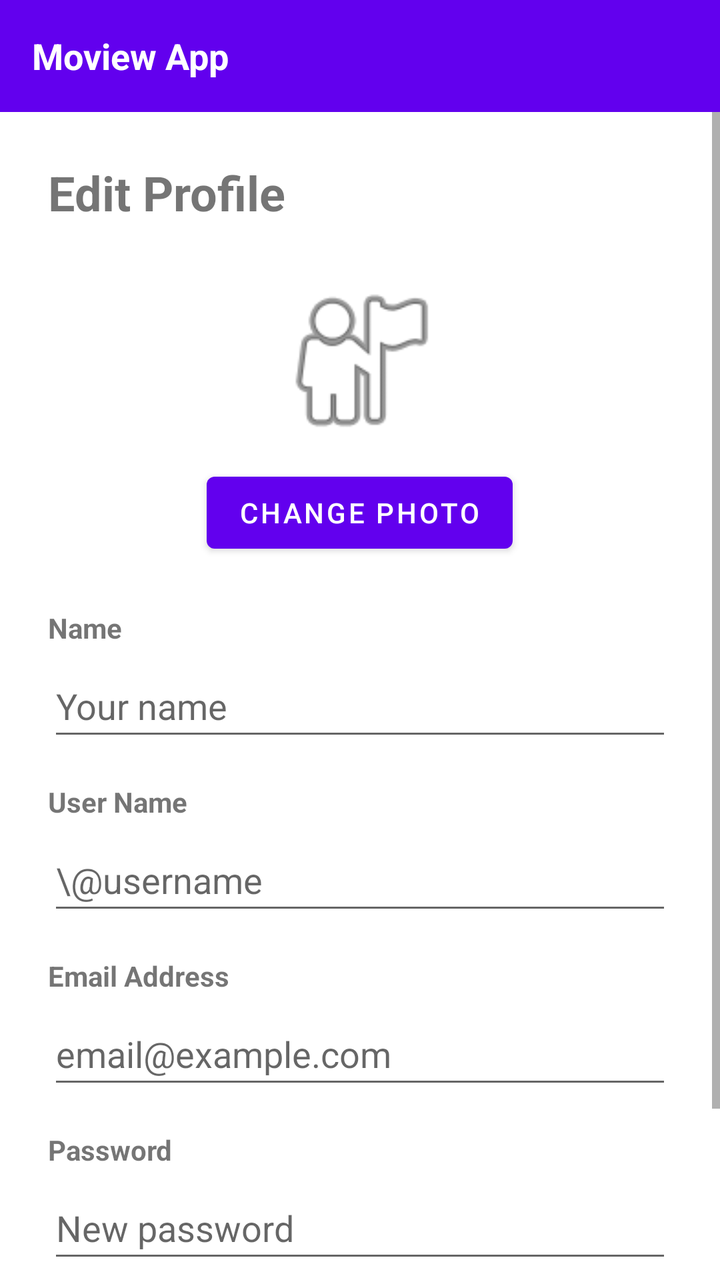
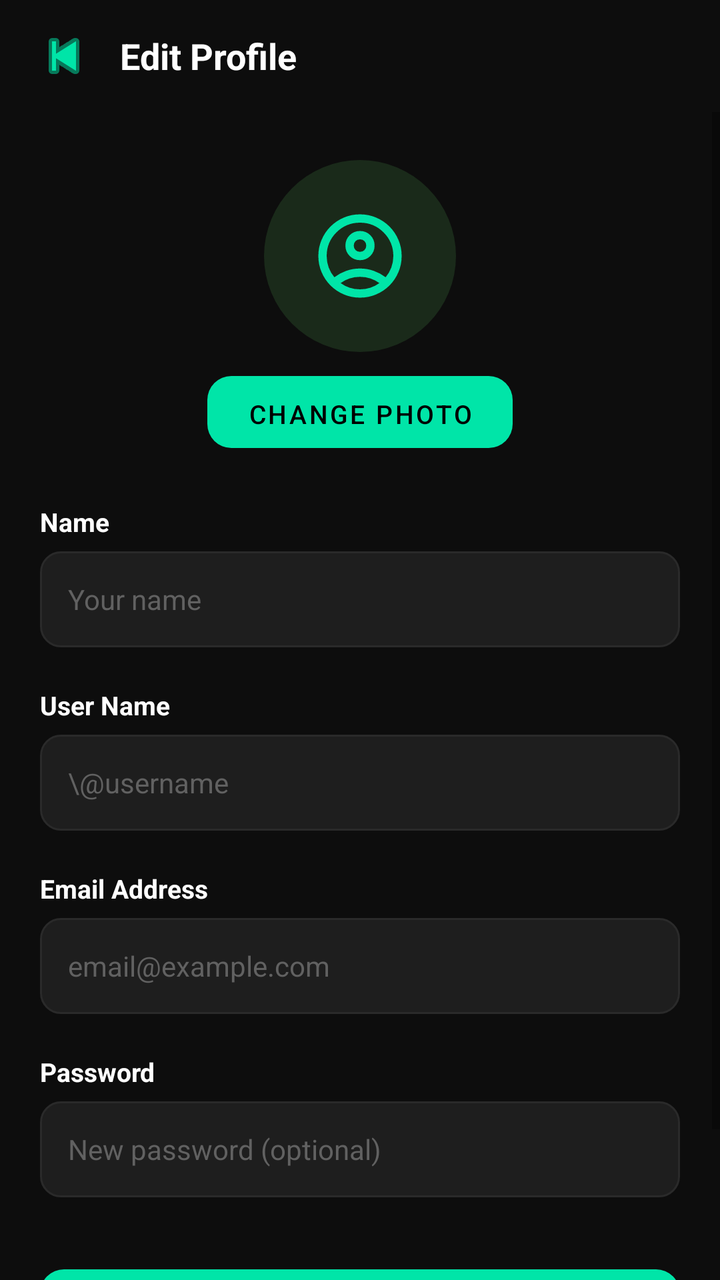

Compare the two renders of this Android layout. The source of the first and the diff that turns it into the second are given below.
<!-- AndroidManifest.xml: activity theme Theme.MoviewApp.NoActionBar -->
<!-- res/layout/activity_edit_profile.xml -->
<?xml version="1.0" encoding="utf-8"?>
<LinearLayout xmlns:android="http://schemas.android.com/apk/res/android"
    android:layout_width="match_parent"
    android:layout_height="match_parent"
    android:orientation="vertical">

    
    <LinearLayout
        android:layout_width="match_parent"
        android:layout_height="56dp"
        android:background="#6200EE"
        android:gravity="center_vertical"
        android:paddingStart="16dp"
        android:paddingEnd="16dp">

        <TextView
            android:layout_width="wrap_content"
            android:layout_height="wrap_content"
            android:text="Moview App"
            android:textColor="#FFFFFF"
            android:textSize="18sp"
            android:textStyle="bold" />
    </LinearLayout>

    
    <ScrollView
        android:layout_width="match_parent"
        android:layout_height="match_parent">

        <LinearLayout
            android:layout_width="match_parent"
            android:layout_height="wrap_content"
            android:orientation="vertical"
            android:padding="24dp">

            
            <TextView
                android:layout_width="wrap_content"
                android:layout_height="wrap_content"
                android:text="Edit Profile"
                android:textSize="24sp"
                android:textStyle="bold"
                android:layout_marginBottom="24dp" />

            
            <ImageView
                android:id="@+id/ivProfilePhoto"
                android:layout_width="88dp"
                android:layout_height="88dp"
                android:layout_gravity="center_horizontal"
                android:src="@android:drawable/ic_menu_myplaces"
                android:scaleType="centerCrop"
                android:layout_marginBottom="8dp" />

            
            <Button
                android:id="@+id/btnChangePhoto"
                android:layout_width="wrap_content"
                android:layout_height="wrap_content"
                android:layout_gravity="center_horizontal"
                android:text="Change Photo"
                android:layout_marginBottom="24dp" />

            
            <TextView
                android:layout_width="wrap_content"
                android:layout_height="wrap_content"
                android:text="Name"
                android:textSize="14sp"
                android:textStyle="bold"
                android:layout_marginBottom="4dp" />

            <EditText
                android:id="@+id/etName"
                android:layout_width="match_parent"
                android:layout_height="wrap_content"
                android:minHeight="48dp"
                android:hint="Your name"
                android:inputType="textPersonName"
                android:layout_marginBottom="16dp" />

            
            <TextView
                android:layout_width="wrap_content"
                android:layout_height="wrap_content"
                android:text="User Name"
                android:textSize="14sp"
                android:textStyle="bold"
                android:layout_marginBottom="4dp" />

            <EditText
                android:id="@+id/etUsername"
                android:layout_width="match_parent"
                android:layout_height="wrap_content"
                android:minHeight="48dp"
                android:hint="\@username"
                android:layout_marginBottom="16dp" />

            
            <TextView
                android:layout_width="wrap_content"
                android:layout_height="wrap_content"
                android:text="Email Address"
                android:textSize="14sp"
                android:textStyle="bold"
                android:layout_marginBottom="4dp" />

            <EditText
                android:id="@+id/etEmail"
                android:layout_width="match_parent"
                android:layout_height="wrap_content"
                android:minHeight="48dp"
                android:hint="email@example.com"
                android:inputType="textEmailAddress"
                android:layout_marginBottom="16dp" />

            
            <TextView
                android:layout_width="wrap_content"
                android:layout_height="wrap_content"
                android:text="Password"
                android:textSize="14sp"
                android:textStyle="bold"
                android:layout_marginBottom="4dp" />

            <EditText
                android:id="@+id/etPassword"
                android:layout_width="match_parent"
                android:layout_height="wrap_content"
                android:minHeight="48dp"
                android:hint="New password"
                android:inputType="textPassword"
                android:layout_marginBottom="32dp" />

            
            <Button
                android:id="@+id/btnSaveChanges"
                android:layout_width="match_parent"
                android:layout_height="wrap_content"
                android:text="SAVE CHANGES" />

        </LinearLayout>
    </ScrollView>
</LinearLayout>
<!-- resources referenced by this layout -->
<resources>
  <style name="Theme.MoviewApp.NoActionBar" parent="Theme.MaterialComponents.DayNight.NoActionBar">
          <item name="colorPrimary">@color/purple_500</item>
          <item name="colorPrimaryVariant">@color/purple_700</item>
          <item name="colorOnPrimary">@color/white</item>
          <item name="colorSecondary">@color/teal_200</item>
          <item name="colorSecondaryVariant">@color/teal_700</item>
          <item name="colorOnSecondary">@color/black</item>
          <item name="android:statusBarColor">?attr/colorPrimaryVariant</item>
      </style>
  <color name="purple_500">#FF6200EE</color>
  <color name="purple_700">#FF3700B3</color>
  <color name="white">#FFFFFFFF</color>
  <color name="teal_200">#FF03DAC5</color>
  <color name="teal_700">#FF018786</color>
  <color name="black">#FF000000</color>
</resources>

<!-- the commit's change to res/layout/activity_edit_profile.xml (unified diff, before → after) -->
@@ -1,28 +1,39 @@
 <?xml version="1.0" encoding="utf-8"?>
 <LinearLayout xmlns:android="http://schemas.android.com/apk/res/android"
+    xmlns:app="http://schemas.android.com/apk/res-auto"
     android:layout_width="match_parent"
     android:layout_height="match_parent"
-    android:orientation="vertical">
+    android:orientation="vertical"
+    android:background="#0D0D0D">
 
     
     <LinearLayout
         android:layout_width="match_parent"
         android:layout_height="56dp"
-        android:background="#6200EE"
+        android:orientation="horizontal"
         android:gravity="center_vertical"
-        android:paddingStart="16dp"
+        android:paddingStart="8dp"
         android:paddingEnd="16dp">
+
+        <ImageButton
+            android:id="@+id/btnBack"
+            android:layout_width="48dp"
+            android:layout_height="48dp"
+            android:src="@android:drawable/ic_media_previous"
+            android:background="?attr/selectableItemBackgroundBorderless"
+            android:contentDescription="Back"
+            app:tint="#00E5A8" />
 
         <TextView
             android:layout_width="wrap_content"
             android:layout_height="wrap_content"
-            android:text="Moview App"
+            android:text="Edit Profile"
             android:textColor="#FFFFFF"
             android:textSize="18sp"
-            android:textStyle="bold" />
+            android:textStyle="bold"
+            android:layout_marginStart="4dp" />
     </LinearLayout>
 
-    
     <ScrollView
         android:layout_width="match_parent"
         android:layout_height="match_parent">
@@ -31,114 +42,162 @@
             android:layout_width="match_parent"
             android:layout_height="wrap_content"
             android:orientation="vertical"
-            android:padding="24dp">
+            android:paddingBottom="40dp">
 
             
-            <TextView
-                android:layout_width="wrap_content"
-                android:layout_height="wrap_content"
-                android:text="Edit Profile"
-                android:textSize="24sp"
-                android:textStyle="bold"
-                android:layout_marginBottom="24dp" />
-
-            
-            <ImageView
-                android:id="@+id/ivProfilePhoto"
-                android:layout_width="88dp"
-                android:layout_height="88dp"
-                android:layout_gravity="center_horizontal"
-                android:src="@android:drawable/ic_menu_myplaces"
-                android:scaleType="centerCrop"
-                android:layout_marginBottom="8dp" />
-
-            
-            <Button
-                android:id="@+id/btnChangePhoto"
-                android:layout_width="wrap_content"
-                android:layout_height="wrap_content"
-                android:layout_gravity="center_horizontal"
-                android:text="Change Photo"
-                android:layout_marginBottom="24dp" />
-
-            
-            <TextView
-                android:layout_width="wrap_content"
-                android:layout_height="wrap_content"
-                android:text="Name"
-                android:textSize="14sp"
-                android:textStyle="bold"
-                android:layout_marginBottom="4dp" />
-
-            <EditText
-                android:id="@+id/etName"
+            <LinearLayout
                 android:layout_width="match_parent"
                 android:layout_height="wrap_content"
-                android:minHeight="48dp"
-                android:hint="Your name"
-                android:inputType="textPersonName"
-                android:layout_marginBottom="16dp" />
+                android:orientation="vertical"
+                android:gravity="center"
+                android:paddingTop="24dp"
+                android:paddingBottom="28dp">
+
+                <ImageView
+                    android:id="@+id/ivProfilePhoto"
+                    android:layout_width="96dp"
+                    android:layout_height="96dp"
+                    android:src="@drawable/outline_account_circle_50"
+                    android:background="@drawable/bg_avatar_circle"
+                    android:padding="20dp"
+                    android:scaleType="centerInside"
+                    android:layout_marginBottom="12dp"
+                    app:tint="#00E5A8" />
+
+                
+                <Button
+                    android:id="@+id/btnChangePhoto"
+                    android:layout_width="wrap_content"
+                    android:layout_height="36dp"
+                    android:text="Change Photo"
+                    android:textColor="#000000"
+                    android:textSize="13sp"
+                    android:background="@drawable/bg_button_green"
+                    android:paddingStart="20dp"
+                    android:paddingEnd="20dp"
+                    android:stateListAnimator="@null" />
+            </LinearLayout>
 
             
-            <TextView
-                android:layout_width="wrap_content"
-                android:layout_height="wrap_content"
-                android:text="User Name"
-                android:textSize="14sp"
-                android:textStyle="bold"
-                android:layout_marginBottom="4dp" />
-
-            <EditText
-                android:id="@+id/etUsername"
+            <LinearLayout
                 android:layout_width="match_parent"
                 android:layout_height="wrap_content"
-                android:minHeight="48dp"
-                android:hint="\@username"
-                android:layout_marginBottom="16dp" />
-
-            
-            <TextView
-                android:layout_width="wrap_content"
-                android:layout_height="wrap_content"
-                android:text="Email Address"
-                android:textSize="14sp"
-                android:textStyle="bold"
-                android:layout_marginBottom="4dp" />
-
-            <EditText
-                android:id="@+id/etEmail"
-                android:layout_width="match_parent"
-                android:layout_height="wrap_content"
-                android:minHeight="48dp"
-                android:hint="email@example.com"
-                android:inputType="textEmailAddress"
-                android:layout_marginBottom="16dp" />
-
-            
-            <TextView
-                android:layout_width="wrap_content"
-                android:layout_height="wrap_content"
-                android:text="Password"
-                android:textSize="14sp"
-                android:textStyle="bold"
-                android:layout_marginBottom="4dp" />
-
-            <EditText
-                android:id="@+id/etPassword"
-                android:layout_width="match_parent"
-                android:layout_height="wrap_content"
-                android:minHeight="48dp"
-                android:hint="New password"
-                android:inputType="textPassword"
-                android:layout_marginBottom="32dp" />
-
-            
-            <Button
-                android:id="@+id/btnSaveChanges"
-                android:layout_width="match_parent"
-                android:layout_height="wrap_content"
-                android:text="SAVE CHANGES" />
-
+                android:orientation="vertical"
+                android:paddingStart="20dp"
+                android:paddingEnd="20dp">
+
+                
+                <TextView
+                    android:layout_width="wrap_content"
+                    android:layout_height="wrap_content"
+                    android:text="Name"
+                    android:textColor="#FFFFFF"
+                    android:textSize="13sp"
+                    android:textStyle="bold"
+                    android:layout_marginBottom="6dp" />
+
+                <EditText
+                    android:id="@+id/etName"
+                    android:layout_width="match_parent"
+                    android:layout_height="48dp"
+                    android:background="@drawable/bg_edit_text"
+                    android:hint="Your name"
+                    android:textColorHint="#616161"
+                    android:textColor="#FFFFFF"
+                    android:textSize="14sp"
+                    android:paddingStart="14dp"
+                    android:paddingEnd="14dp"
+                    android:inputType="textPersonName"
+                    android:singleLine="true"
+                    android:layout_marginBottom="20dp" />
+
+                
+                <TextView
+                    android:layout_width="wrap_content"
+                    android:layout_height="wrap_content"
+                    android:text="User Name"
+                    android:textColor="#FFFFFF"
+                    android:textSize="13sp"
+                    android:textStyle="bold"
+                    android:layout_marginBottom="6dp" />
+
+                <EditText
+                    android:id="@+id/etUsername"
+                    android:layout_width="match_parent"
+                    android:layout_height="48dp"
+                    android:background="@drawable/bg_edit_text"
+                    android:hint="\@username"
+                    android:textColorHint="#616161"
+                    android:textColor="#FFFFFF"
+                    android:textSize="14sp"
+                    android:paddingStart="14dp"
+                    android:paddingEnd="14dp"
+                    android:singleLine="true"
+                    android:layout_marginBottom="20dp" />
+
+                
+                <TextView
+                    android:layout_width="wrap_content"
+                    android:layout_height="wrap_content"
+                    android:text="Email Address"
+                    android:textColor="#FFFFFF"
+                    android:textSize="13sp"
+                    android:textStyle="bold"
+                    android:layout_marginBottom="6dp" />
+
+                <EditText
+                    android:id="@+id/etEmail"
+                    android:layout_width="match_parent"
+                    android:layout_height="48dp"
+                    android:background="@drawable/bg_edit_text"
+                    android:hint="email@example.com"
+                    android:textColorHint="#616161"
+                    android:textColor="#FFFFFF"
+                    android:textSize="14sp"
+                    android:paddingStart="14dp"
+                    android:paddingEnd="14dp"
+                    android:inputType="textEmailAddress"
+                    android:singleLine="true"
+                    android:layout_marginBottom="20dp" />
+
+                
+                <TextView
+                    android:layout_width="wrap_content"
+                    android:layout_height="wrap_content"
+                    android:text="Password"
+                    android:textColor="#FFFFFF"
+                    android:textSize="13sp"
+                    android:textStyle="bold"
+                    android:layout_marginBottom="6dp" />
+
+                <EditText
+                    android:id="@+id/etPassword"
+                    android:layout_width="match_parent"
+                    android:layout_height="48dp"
+                    android:background="@drawable/bg_edit_text"
+                    android:hint="New password (optional)"
+                    android:textColorHint="#616161"
+                    android:textColor="#FFFFFF"
+                    android:textSize="14sp"
+                    android:paddingStart="14dp"
+                    android:paddingEnd="14dp"
+                    android:inputType="textPassword"
+                    android:singleLine="true"
+                    android:layout_marginBottom="36dp" />
+
+                
+                <Button
+                    android:id="@+id/btnSaveChanges"
+                    android:layout_width="match_parent"
+                    android:layout_height="52dp"
+                    android:text="SAVE CHANGES"
+                    android:textColor="#000000"
+                    android:textSize="15sp"
+                    android:textStyle="bold"
+                    android:background="@drawable/bg_button_green"
+                    android:stateListAnimator="@null" />
+
+            </LinearLayout>
         </LinearLayout>
     </ScrollView>
 </LinearLayout>
<!-- resource entries referenced after the edit -->
@@ -1,19 +1,51 @@
 <!-- resources referenced by this layout -->
 <resources>
+  <!-- drawable bg_avatar_circle (drawable) -->
+  <?xml version="1.0" encoding="utf-8"?>
+  <shape xmlns:android="http://schemas.android.com/apk/res/android"
+      android:shape="oval">
+      <solid android:color="#1A2A1A" />
+  </shape>
+  <!-- drawable bg_button_green (drawable) -->
+  <?xml version="1.0" encoding="utf-8"?>
+  <shape xmlns:android="http://schemas.android.com/apk/res/android"
+      android:shape="rectangle">
+      <solid android:color="#00E5A8" />
+      <corners android:radius="12dp" />
+  </shape>
+  <!-- drawable bg_edit_text (drawable) -->
+  <?xml version="1.0" encoding="utf-8"?>
+  <shape xmlns:android="http://schemas.android.com/apk/res/android"
+      android:shape="rectangle">
+      <solid android:color="#1E1E1E" />
+      <corners android:radius="10dp" />
+      <stroke
+          android:width="1dp"
+          android:color="#2A2A2A" />
+  </shape>
+  <!-- drawable outline_account_circle_50 (drawable) -->
+  <vector xmlns:android="http://schemas.android.com/apk/res/android" android:height="50dp" android:tint="#9D9D9D" android:viewportHeight="960" android:viewportWidth="960" android:width="50dp">
+        
+      <path android:fillColor="@android:color/white" android:pathData="M234,684Q285,645 348,622.5Q411,600 480,600Q549,600 612,622.5Q675,645 726,684Q761,643 780.5,591Q800,539 800,480Q800,347 706.5,253.5Q613,160 480,160Q347,160 253.5,253.5Q160,347 160,480Q160,539 179.5,591Q199,643 234,684ZM380.5,479.5Q340,439 340,380Q340,321 380.5,280.5Q421,240 480,240Q539,240 579.5,280.5Q620,321 620,380Q620,439 579.5,479.5Q539,520 480,520Q421,520 380.5,479.5ZM480,880Q397,880 324,848.5Q251,817 197,763Q143,709 111.5,636Q80,563 80,480Q80,397 111.5,324Q143,251 197,197Q251,143 324,111.5Q397,80 480,80Q563,80 636,111.5Q709,143 763,197Q817,251 848.5,324Q880,397 880,480Q880,563 848.5,636Q817,709 763,763Q709,817 636,848.5Q563,880 480,880ZM580,784.5Q627,769 666,740Q627,711 580,695.5Q533,680 480,680Q427,680 380,695.5Q333,711 294,740Q333,769 380,784.5Q427,800 480,800Q533,800 580,784.5ZM523,423Q540,406 540,380Q540,354 523,337Q506,320 480,320Q454,320 437,337Q420,354 420,380Q420,406 437,423Q454,440 480,440Q506,440 523,423ZM480,380Q480,380 480,380Q480,380 480,380Q480,380 480,380Q480,380 480,380Q480,380 480,380Q480,380 480,380Q480,380 480,380Q480,380 480,380ZM480,740Q480,740 480,740Q480,740 480,740Q480,740 480,740Q480,740 480,740Q480,740 480,740Q480,740 480,740Q480,740 480,740Q480,740 480,740Z"/>
+      
+  </vector>
   <style name="Theme.MoviewApp.NoActionBar" parent="Theme.MaterialComponents.DayNight.NoActionBar">
-          <item name="colorPrimary">@color/purple_500</item>
-          <item name="colorPrimaryVariant">@color/purple_700</item>
-          <item name="colorOnPrimary">@color/white</item>
+          <item name="colorPrimary">#00E5A8</item>
+          <item name="colorPrimaryVariant">#00E5A8</item>
+          <item name="colorOnPrimary">@color/black</item>
           <item name="colorSecondary">@color/teal_200</item>
           <item name="colorSecondaryVariant">@color/teal_700</item>
           <item name="colorOnSecondary">@color/black</item>
           <item name="android:statusBarColor">?attr/colorPrimaryVariant</item>
+  
+          
+          <item name="materialButtonStyle">@style/Widget.MoviewApp.Button</item>
       </style>
-  <color name="purple_500">#FF6200EE</color>
-  <color name="purple_700">#FF3700B3</color>
-  <color name="white">#FFFFFFFF</color>
   <color name="teal_200">#FF03DAC5</color>
   <color name="teal_700">#FF018786</color>
+  <style name="Widget.MoviewApp.Button" parent="Widget.MaterialComponents.Button">
+          <item name="backgroundTint">@null</item>
+      </style>
   <color name="black">#FF000000</color>
 </resources>
 
